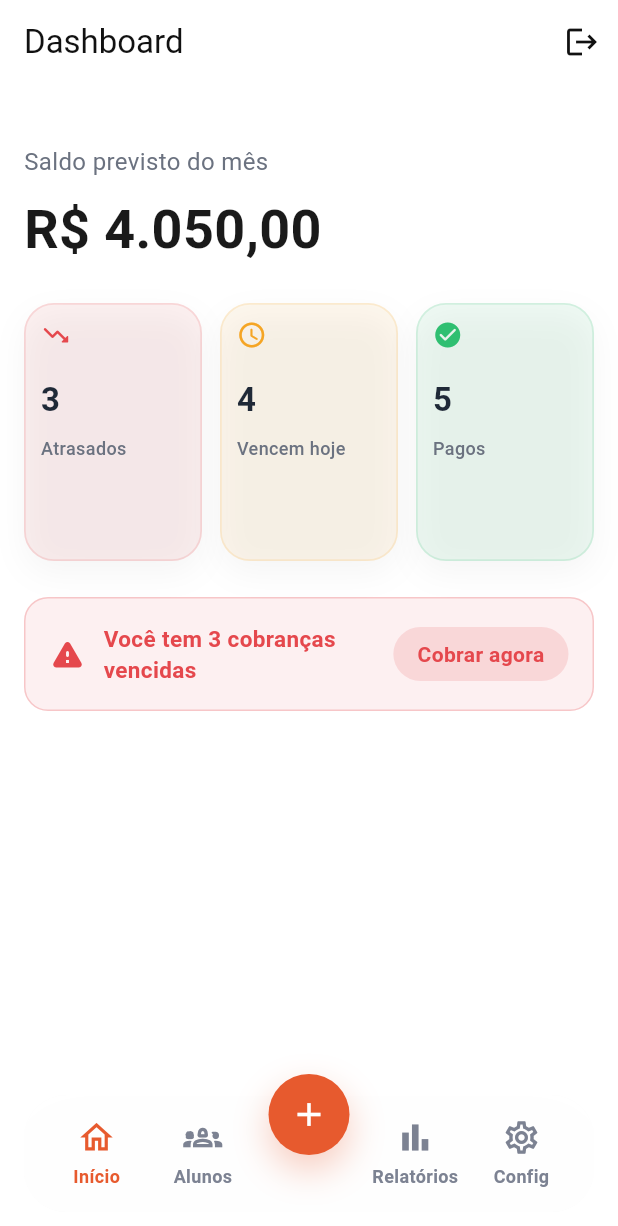
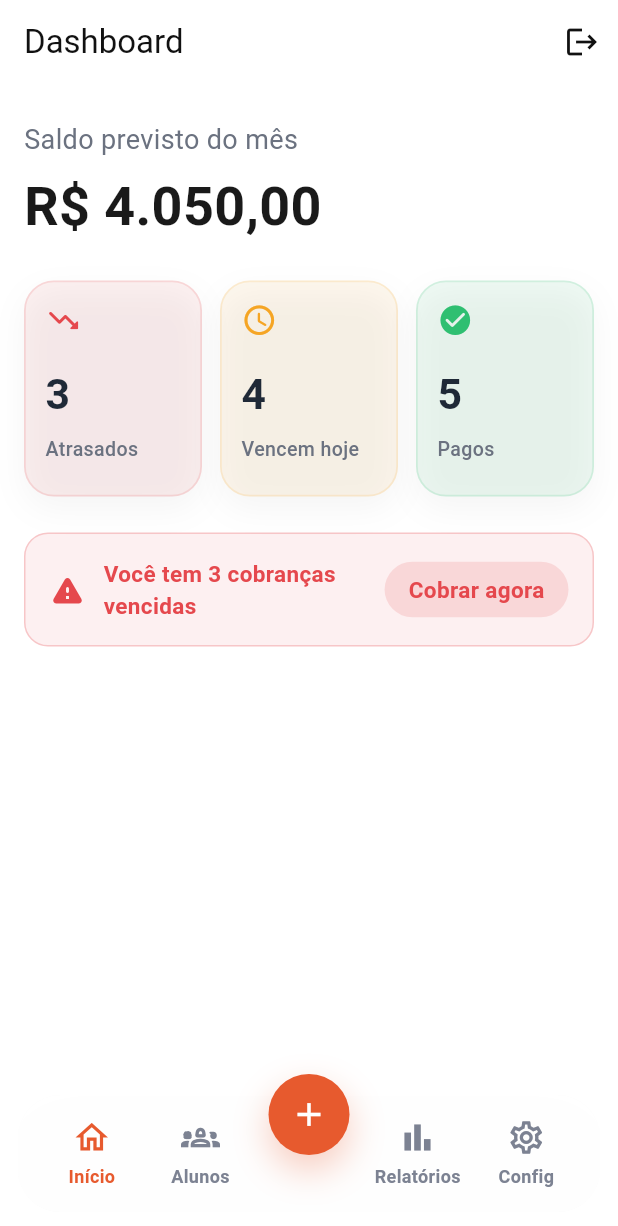
Before and after one commit to hpzynha/cobranca_app, a Flutter app: the screen it shows once a user with an empty profile is signed in, on a phone screen of 412 x 824 dp. Shown: the top 1226 px of the screen. Run offline on Flutter 3.47's test engine with Material 3 defaults, Android fonts, the phone set to English and light mode, and no system bars; our stand-ins replace flutter_riverpod, flutter_svg, go_router, shared_preferences, supabase_flutter; accounts and stored records are empty.

Commit message:
cards novos

```diff
--- a/lib/features/auth/presentation/pages/home_screen.dart
+++ b/lib/features/auth/presentation/pages/home_screen.dart
@@ -11,6 +11,12 @@ class HomeScreen extends StatelessWidget {
 
   @override
   Widget build(BuildContext context) {
+    final screenWidth = MediaQuery.sizeOf(context).width;
+    final horizontalPadding = screenWidth < 360 ? 14.0 : 16.0;
+    final topSpacing = screenWidth < 360 ? 16.0 : 24.0;
+    final sectionSpacing = screenWidth < 360 ? 18.0 : 24.0;
+    final cardSpacing = screenWidth < 360 ? 8.0 : 12.0;
+
     return Scaffold(
       extendBody: true,
       appBar: AppBar(
@@ -27,19 +33,27 @@ class HomeScreen extends StatelessWidget {
           ),
         ],
       ),
-      body: Padding(
-        padding: const EdgeInsets.all(16),
+      body: SingleChildScrollView(
+        padding: EdgeInsets.fromLTRB(
+          horizontalPadding,
+          0,
+          horizontalPadding,
+          16,
+        ),
         child: Column(
           crossAxisAlignment: CrossAxisAlignment.start,
           children: [
-            const SizedBox(height: 24),
+            SizedBox(height: topSpacing),
             const MonthlyBalanceHeader(amount: 4050.00),
-            const SizedBox(height: 24),
+            SizedBox(height: sectionSpacing),
 
             LayoutBuilder(
               builder: (context, constraints) {
-                final isSmallScreen = constraints.maxWidth < 380;
-                final cardHeight = isSmallScreen ? 148.0 : 172.0;
+                final width = constraints.maxWidth;
+                final isVerySmallScreen = width < 350;
+                final isSmallScreen = width < 390;
+                final cardHeight =
+                    isVerySmallScreen ? 130.0 : (isSmallScreen ? 144.0 : 160.0);
 
                 return Row(
                   children: [
@@ -53,7 +67,7 @@ class HomeScreen extends StatelessWidget {
                         ),
                       ),
                     ),
-                    const SizedBox(width: 12),
+                    SizedBox(width: cardSpacing),
                     Expanded(
                       child: SizedBox(
                         height: cardHeight,
@@ -64,7 +78,7 @@ class HomeScreen extends StatelessWidget {
                         ),
                       ),
                     ),
-                    const SizedBox(width: 12),
+                    SizedBox(width: cardSpacing),
                     Expanded(
                       child: SizedBox(
                         height: cardHeight,
@@ -80,7 +94,7 @@ class HomeScreen extends StatelessWidget {
               },
             ),
 
-            const SizedBox(height: 24),
+            SizedBox(height: sectionSpacing),
 
             OverdueAlertCard(
               overdueCount: 3,
--- a/lib/features/auth/presentation/widgets/bottom_bar.dart
+++ b/lib/features/auth/presentation/widgets/bottom_bar.dart
@@ -4,10 +4,7 @@ import 'package:flutter/material.dart';
 import 'package:go_router/go_router.dart';
 
 class BottomBar extends StatelessWidget {
-  const BottomBar({
-    required this.currentIndex,
-    super.key,
-  });
+  const BottomBar({required this.currentIndex, super.key});
 
   final int currentIndex;
 
@@ -18,30 +15,33 @@ class BottomBar extends StatelessWidget {
 
   @override
   Widget build(BuildContext context) {
+    final screenWidth = MediaQuery.sizeOf(context).width;
+    final isCompact = screenWidth < 375;
+
     return Container(
-      margin: const EdgeInsets.fromLTRB(16, 0, 16, 16),
+      margin: EdgeInsets.fromLTRB(12, 0, 12, isCompact ? 12 : 16),
       child: Stack(
         clipBehavior: Clip.none,
         alignment: Alignment.bottomCenter,
         children: [
-          _buildNavContainer(context),
+          _buildNavContainer(context, isCompact),
           Positioned(
-            top: _centerButtonTopOffset,
-            child: _buildCenterButton(context),
+            top: isCompact ? -12 : _centerButtonTopOffset,
+            child: _buildCenterButton(context, isCompact),
           ),
         ],
       ),
     );
   }
 
-  Widget _buildNavContainer(BuildContext context) {
+  Widget _buildNavContainer(BuildContext context, bool isCompact) {
     return ClipRRect(
       borderRadius: BorderRadius.circular(28),
       child: BackdropFilter(
         filter: ImageFilter.blur(sigmaX: 20, sigmaY: 20),
         child: Container(
-          height: 78,
-          padding: const EdgeInsets.symmetric(horizontal: 12),
+          height: isCompact ? 72 : 78,
+          padding: EdgeInsets.symmetric(horizontal: isCompact ? 8 : 12),
           decoration: BoxDecoration(
             color: Colors.white.withValues(alpha: 0.9),
             borderRadius: BorderRadius.circular(28),
@@ -61,12 +61,14 @@ class BottomBar extends StatelessWidget {
                 index: 0,
                 icon: Icons.home_outlined,
                 label: 'Início',
+                isCompact: isCompact,
               ),
               _buildItem(
                 context: context,
                 index: 1,
                 icon: Icons.groups_2_outlined,
                 label: 'Alunos',
+                isCompact: isCompact,
               ),
               const Spacer(),
               _buildItem(
@@ -74,12 +76,14 @@ class BottomBar extends StatelessWidget {
                 index: 3,
                 icon: Icons.bar_chart_outlined,
                 label: 'Relatórios',
+                isCompact: isCompact,
               ),
               _buildItem(
                 context: context,
                 index: 4,
                 icon: Icons.settings_outlined,
                 label: 'Config',
+                isCompact: isCompact,
               ),
             ],
           ),
@@ -93,6 +97,7 @@ class BottomBar extends StatelessWidget {
     required int index,
     required IconData icon,
     required String label,
+    required bool isCompact,
   }) {
     final isActive = currentIndex == index;
     final color = isActive ? _primaryColor : _inactiveColor;
@@ -102,16 +107,16 @@ class BottomBar extends StatelessWidget {
         borderRadius: BorderRadius.circular(18),
         onTap: () => _onTap(context, index),
         child: Padding(
-          padding: const EdgeInsets.symmetric(vertical: 10),
+          padding: EdgeInsets.symmetric(vertical: isCompact ? 8 : 10),
           child: Column(
             mainAxisSize: MainAxisSize.min,
             children: [
-              Icon(icon, size: 26, color: color),
-              const SizedBox(height: 4),
+              Icon(icon, size: isCompact ? 22 : 26, color: color),
+              SizedBox(height: isCompact ? 2 : 4),
               Text(
                 label,
                 style: TextStyle(
-                  fontSize: 12,
+                  fontSize: isCompact ? 11 : 12,
                   fontWeight: FontWeight.w600,
                   color: color,
                 ),
@@ -123,12 +128,14 @@ class BottomBar extends StatelessWidget {
     );
   }
 
-  Widget _buildCenterButton(BuildContext context) {
+  Widget _buildCenterButton(BuildContext context, bool isCompact) {
+    final buttonSize = isCompact ? 50.0 : _centerButtonSize;
+
     return GestureDetector(
       onTap: () => _onTap(context, 2),
       child: Container(
-        width: _centerButtonSize,
-        height: _centerButtonSize,
+        width: buttonSize,
+        height: buttonSize,
         decoration: const BoxDecoration(
           color: _primaryColor,
           shape: BoxShape.circle,
@@ -140,7 +147,7 @@ class BottomBar extends StatelessWidget {
             ),
           ],
         ),
-        child: const Icon(Icons.add, size: 26, color: Colors.white),
+        child: Icon(Icons.add, size: isCompact ? 24 : 26, color: Colors.white),
       ),
     );
   }
--- a/lib/features/auth/presentation/widgets/dashboard_status_card.dart
+++ b/lib/features/auth/presentation/widgets/dashboard_status_card.dart
@@ -41,19 +41,19 @@ class DashboardStatusCard extends StatelessWidget {
     return LayoutBuilder(
       builder: (context, constraints) {
         final maxWidth = constraints.maxWidth;
-        final isCompact = maxWidth < 120;
-        final cardPadding = isCompact ? 10.0 : 14.0;
-        final iconSize = isCompact ? 20.0 : 24.0;
-        final numberSize = isCompact ? 22.0 : 30.0;
-        final labelSize = isCompact ? 12.0 : 14.0;
-        final iconGap = isCompact ? 18.0 : 22.0;
-        final labelGap = isCompact ? 8.0 : 10.0;
+        final isCompact = maxWidth < 118;
+        final cardPadding = (maxWidth * 0.11).clamp(9.0, 14.0);
+        final iconSize = (maxWidth * 0.2).clamp(16.0, 24.0);
+        final numberSize = (maxWidth * 0.24).clamp(20.0, 30.0);
+        final labelSize = (maxWidth * 0.11).clamp(10.0, 14.0);
+        final iconGap = isCompact ? 14.0 : 18.0;
+        final labelGap = isCompact ? 4.0 : 6.0;
 
         return Container(
           padding: EdgeInsets.all(cardPadding),
           decoration: BoxDecoration(
             color: color.withValues(alpha: 0.08),
-            borderRadius: BorderRadius.circular(20),
+            borderRadius: BorderRadius.circular(isCompact ? 16 : 20),
             border: Border.all(
               color: color.withValues(alpha: 0.15),
               width: 1.2,
--- a/lib/features/auth/presentation/widgets/monthly_balance_header.dart
+++ b/lib/features/auth/presentation/widgets/monthly_balance_header.dart
@@ -13,20 +13,26 @@ class MonthlyBalanceHeader extends StatelessWidget {
 
   @override
   Widget build(BuildContext context) {
+    final screenWidth = MediaQuery.sizeOf(context).width;
+    final labelSize = (screenWidth * 0.046).clamp(14.0, 18.0);
+    final amountSize = (screenWidth * 0.09).clamp(28.0, 36.0);
+
     return Column(
       crossAxisAlignment: CrossAxisAlignment.start,
       children: [
-        const Text(
+        Text(
           "Saldo previsto do mês",
-          style: TextStyle(fontSize: 16, color: Color(0xFF6B7280)),
+          style: TextStyle(fontSize: labelSize, color: const Color(0xFF6B7280)),
         ),
-        const SizedBox(height: 8),
+        const SizedBox(height: 6),
         Text(
           _formatCurrency(amount),
-          style: const TextStyle(
-            fontSize: 36,
+          maxLines: 1,
+          overflow: TextOverflow.ellipsis,
+          style: TextStyle(
+            fontSize: amountSize,
             fontWeight: FontWeight.bold,
-            color: Color(0xFF1A1A1A),
+            color: const Color(0xFF1A1A1A),
           ),
         ),
       ],
--- a/lib/features/auth/presentation/widgets/overdue_alert_card.dart
+++ b/lib/features/auth/presentation/widgets/overdue_alert_card.dart
@@ -18,29 +18,94 @@ class OverdueAlertCard extends StatelessWidget {
 
     const Color danger = Color(0xFFE5484D);
 
+    return LayoutBuilder(
+      builder: (context, constraints) {
+        final isCompact = constraints.maxWidth < 360;
+        final horizontalPadding = isCompact ? 12.0 : 16.0;
+        final messageSize = isCompact ? 14.0 : 15.0;
+        final buttonTextSize = isCompact ? 14.0 : 15.0;
+
         return Container(
-      padding: const EdgeInsets.all(16),
+          padding: EdgeInsets.all(horizontalPadding),
           decoration: BoxDecoration(
             color: danger.withValues(alpha: 0.08),
             borderRadius: BorderRadius.circular(16),
             border: Border.all(color: danger.withValues(alpha: 0.25)),
           ),
-      child: Row(
+          child:
+              isCompact
+                  ? Column(
+                    crossAxisAlignment: CrossAxisAlignment.start,
+                    children: [
+                      Row(
+                        children: [
+                          Icon(Icons.warning_rounded, color: danger, size: 20),
+                          const SizedBox(width: 10),
+                          Expanded(
+                            child: Text(
+                              "Você tem $overdueCount cobranças vencidas",
+                              style: TextStyle(
+                                fontSize: messageSize,
+                                fontWeight: FontWeight.w600,
+                                color: danger,
+                              ),
+                            ),
+                          ),
+                        ],
+                      ),
+                      const SizedBox(height: 10),
+                      Align(
+                        alignment: Alignment.centerRight,
+                        child: _ActionChip(
+                          onTap: onTap,
+                          danger: danger,
+                          fontSize: buttonTextSize,
+                        ),
+                      ),
+                    ],
+                  )
+                  : Row(
                     children: [
                       Icon(Icons.warning_rounded, color: danger),
                       const SizedBox(width: 12),
                       Expanded(
                         child: Text(
                           "Você tem $overdueCount cobranças vencidas",
-              style: const TextStyle(
-                fontSize: 15,
+                          style: TextStyle(
+                            fontSize: messageSize,
                             fontWeight: FontWeight.w600,
                             color: danger,
                           ),
                         ),
                       ),
                       const SizedBox(width: 12),
-          GestureDetector(
+                      _ActionChip(
+                        onTap: onTap,
+                        danger: danger,
+                        fontSize: buttonTextSize,
+                      ),
+                    ],
+                  ),
+        );
+      },
+    );
+  }
+}
+
+class _ActionChip extends StatelessWidget {
+  const _ActionChip({
+    required this.onTap,
+    required this.danger,
+    required this.fontSize,
+  });
+
+  final VoidCallback onTap;
+  final Color danger;
+  final double fontSize;
+
+  @override
+  Widget build(BuildContext context) {
+    return GestureDetector(
       onTap: onTap,
       child: Container(
         padding: const EdgeInsets.symmetric(horizontal: 16, vertical: 8),
@@ -48,13 +113,14 @@ class OverdueAlertCard extends StatelessWidget {
           color: danger.withValues(alpha: 0.15),
           borderRadius: BorderRadius.circular(999),
         ),
-              child: const Text(
+        child: Text(
           "Cobrar agora",
-                style: TextStyle(fontWeight: FontWeight.w600, color: danger),
+          style: TextStyle(
+            fontSize: fontSize,
+            fontWeight: FontWeight.w600,
+            color: danger,
           ),
         ),
-          ),
-        ],
       ),
     );
   }
```
Lines whose indentation alone changed are shown as unchanged.
